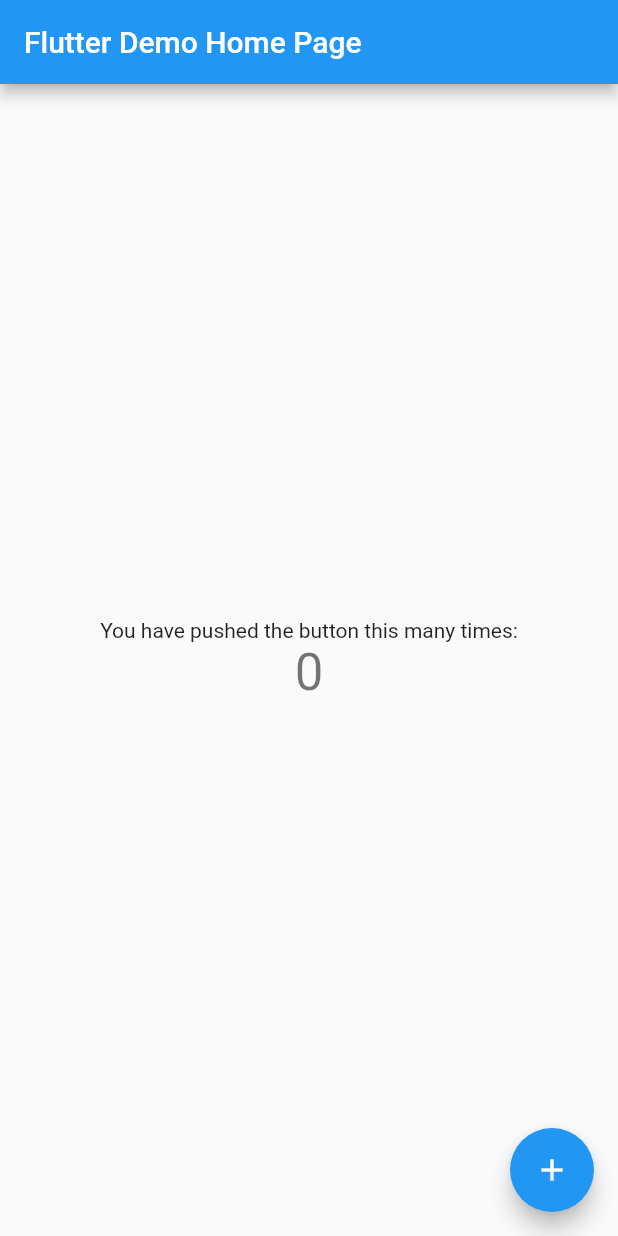
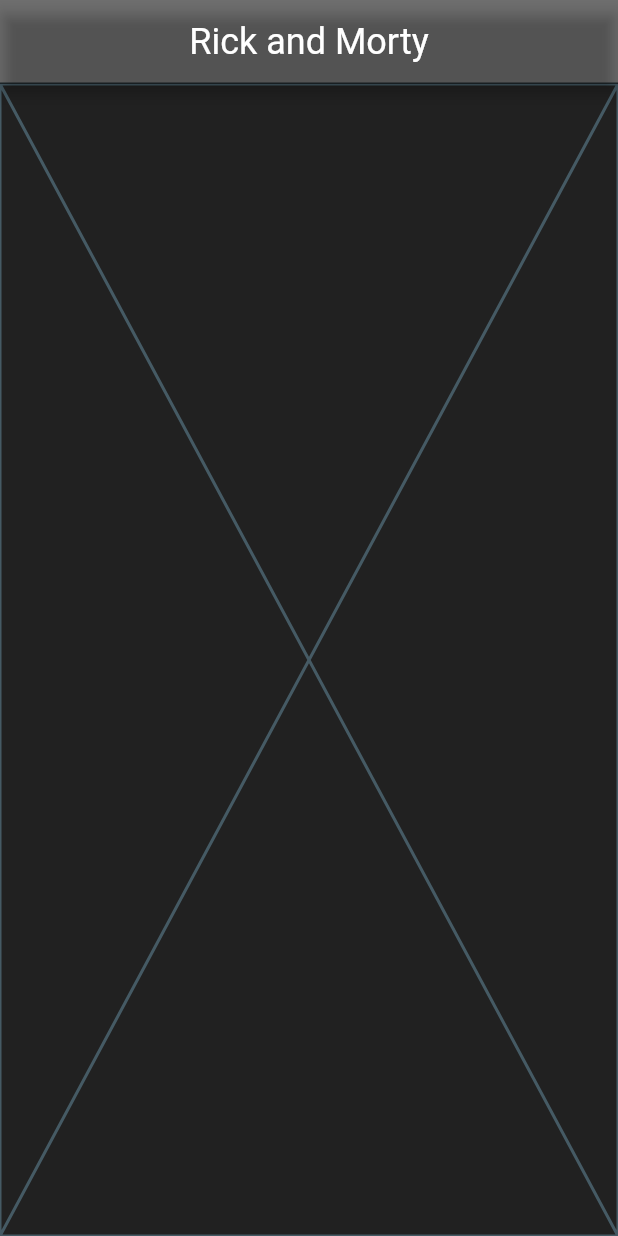
Before and after one commit to Vlad-Shaitanov/Flutter_rick_and_morty_app, a Flutter app: the screen it shows after launch, on a phone screen of 412 x 824 dp. Run offline on Flutter 3.47's test engine with Material 2 defaults, Android fonts, the phone set to English and light mode, and no system bars; our stand-ins replace flutter_bloc, freezed_annotation; Roboto replaces fonts that are missing (Georgia).

```diff
--- /dev/null
+++ b/lib/bloc/character_bloc.dart
@@ -0,0 +1,31 @@
+import 'package:flutter_bloc/flutter_bloc.dart';
+import 'package:freezed_annotation/freezed_annotation.dart';
+import 'package:rick_and_morty_app/data/models/character.dart';
+import 'package:rick_and_morty_app/data/repositories/character_repo.dart';
+
+part 'character_bloc.freezed.dart';
+
+//part 'character_bloc.g.dart';
+part 'character_event.dart';
+
+part 'character_state.dart';
+
+class CharacterBloc extends Bloc<CharacterEvent, CharacterState> {
+  final CharacterRepo characterRepo;
+
+  CharacterBloc({required this.characterRepo})
+      : super(const CharacterState.loading()) {
+    on<CharacterEventFetch>((event, emit) async {
+      emit(const CharacterState.loading());
+
+      try {
+        Character _characterLoaded =
+            await characterRepo.getCharacter(event.page, event.name);
+
+        emit(CharacterState.loaded(characterLoaded: _characterLoaded));
+      } catch (e, st) {
+        emit(const CharacterState.error());
+      }
+    });
+  }
+}
--- /dev/null
+++ b/lib/bloc/character_event.dart
@@ -0,0 +1,9 @@
+part of 'character_bloc.dart';
+
+@freezed
+class CharacterEvent with _$CharacterEvent {
+  const factory CharacterEvent.fetch({
+    required String name,
+    required int page,
+  }) = CharacterEventFetch;
+}
--- /dev/null
+++ b/lib/bloc/character_state.dart
@@ -0,0 +1,8 @@
+part of 'character_bloc.dart';
+
+@freezed
+class CharacterState with _$CharacterState {
+  const factory CharacterState.loading() = CharacterStateLoading;
+  const factory CharacterState.loaded({required Character characterLoaded}) = CharacterStateLoaded;
+  const factory CharacterState.error() = CharacterStateError;
+}
--- a/lib/main.dart
+++ b/lib/main.dart
@@ -1,4 +1,5 @@
 import 'package:flutter/material.dart';
+import 'package:rick_and_morty_app/ui/pages/home_page.dart';
 
 void main() {
   runApp(const MyApp());
@@ -7,110 +8,41 @@ void main() {
 class MyApp extends StatelessWidget {
   const MyApp({super.key});
 
-  // This widget is the root of your application.
   @override
   Widget build(BuildContext context) {
     return MaterialApp(
-      title: 'Flutter Demo',
       debugShowCheckedModeBanner: false,
+      title: "Rick and Morty",
       theme: ThemeData(
-        // This is the theme of your application.
-        //
-        // Try running your application with "flutter run". You'll see the
-        // application has a blue toolbar. Then, without quitting the app, try
-        // changing the primarySwatch below to Colors.green and then invoke
-        // "hot reload" (press "r" in the console where you ran "flutter run",
-        // or simply save your changes to "hot reload" in a Flutter IDE).
-        // Notice that the counter didn't reset back to zero; the application
-        // is not restarted.
-        primarySwatch: Colors.blue,
-      ),
-      home: const MyHomePage(title: 'Flutter Demo Home Page'),
+          brightness: Brightness.light,
+          primaryColor: Colors.black,
+          fontFamily: "Georgia",
+          textTheme: const TextTheme(
+              displayLarge: TextStyle(
+                  fontSize: 50,
+                  fontWeight: FontWeight.bold,
+                  color: Colors.white),
+              displayMedium: TextStyle(
+                  fontSize: 30,
+                  fontWeight: FontWeight.w700,
+                  color: Colors.white),
+              displaySmall: TextStyle(
+                  fontSize: 24.0,
+                  color: Colors.white),
+            bodyMedium: TextStyle(
+                fontSize: 16,
+                fontWeight: FontWeight.w500,
+                color: Colors.white),
+            bodyLarge: TextStyle(
+                fontSize: 12,
+                fontWeight: FontWeight.w200,
+                color: Colors.white),
+            bodySmall: TextStyle(
+                fontSize: 11,
+                fontWeight: FontWeight.w100,
+                color: Colors.grey),
+          )),
+      home: HomePage(title: 'Rick and Morty'),
     );
   }
 }
-
-class MyHomePage extends StatefulWidget {
-  const MyHomePage({super.key, required this.title});
-
-  // This widget is the home page of your application. It is stateful, meaning
-  // that it has a State object (defined below) that contains fields that affect
-  // how it looks.
-
-  // This class is the configuration for the state. It holds the values (in this
-  // case the title) provided by the parent (in this case the App widget) and
-  // used by the build method of the State. Fields in a Widget subclass are
-  // always marked "final".
-
-  final String title;
-
-  @override
-  State<MyHomePage> createState() => _MyHomePageState();
-}
-
-class _MyHomePageState extends State<MyHomePage> {
-  int _counter = 0;
-
-  void _incrementCounter() {
-    setState(() {
-      // This call to setState tells the Flutter framework that something has
-      // changed in this State, which causes it to rerun the build method below
-      // so that the display can reflect the updated values. If we changed
-      // _counter without calling setState(), then the build method would not be
-      // called again, and so nothing would appear to happen.
-      _counter++;
-    });
-  }
-
-  @override
-  Widget build(BuildContext context) {
-    // This method is rerun every time setState is called, for instance as done
-    // by the _incrementCounter method above.
-    //
-    // The Flutter framework has been optimized to make rerunning build methods
-    // fast, so that you can just rebuild anything that needs updating rather
-    // than having to individually change instances of widgets.
-    return Scaffold(
-      appBar: AppBar(
-        // Here we take the value from the MyHomePage object that was created by
-        // the App.build method, and use it to set our appbar title.
-        title: Text(widget.title),
-      ),
-      body: Center(
-        // Center is a layout widget. It takes a single child and positions it
-        // in the middle of the parent.
-        child: Column(
-          // Column is also a layout widget. It takes a list of children and
-          // arranges them vertically. By default, it sizes itself to fit its
-          // children horizontally, and tries to be as tall as its parent.
-          //
-          // Invoke "debug painting" (press "p" in the console, choose the
-          // "Toggle Debug Paint" action from the Flutter Inspector in Android
-          // Studio, or the "Toggle Debug Paint" command in Visual Studio Code)
-          // to see the wireframe for each widget.
-          //
-          // Column has various properties to control how it sizes itself and
-          // how it positions its children. Here we use mainAxisAlignment to
-          // center the children vertically; the main axis here is the vertical
-          // axis because Columns are vertical (the cross axis would be
-          // horizontal).
-          mainAxisAlignment: MainAxisAlignment.center,
-          children: <Widget>[
-            const Text(
-              'You have pushed the button this many times:',
-            ),
-            Text(
-              '$_counter',
-              style: Theme.of(context).textTheme.headlineMedium,
-            ),
-          ],
-        ),
-      ),
-      floatingActionButton: FloatingActionButton(
-        onPressed: _incrementCounter,
-        tooltip: 'Increment',
-        child: const Icon(Icons.add),
-      ), // This trailing comma makes auto-formatting nicer for build methods.
-    );
-  }
-}
--- /dev/null
+++ b/lib/ui/pages/home_page.dart
@@ -0,0 +1,33 @@
+import 'package:flutter/material.dart';
+import 'package:flutter_bloc/flutter_bloc.dart';
+import 'package:rick_and_morty_app/bloc/character_bloc.dart';
+import 'package:rick_and_morty_app/data/repositories/character_repo.dart';
+import 'package:rick_and_morty_app/ui/pages/search_page.dart';
+
+class HomePage extends StatelessWidget {
+  HomePage({super.key, required this.title});
+
+  final String title;
+  final repository = CharacterRepo();
+
+  @override
+  Widget build(BuildContext context) {
+    return Scaffold(
+      appBar: AppBar(
+        backgroundColor: Colors.black54,
+        centerTitle: true,
+        title: Text(
+          title,
+          style: Theme.of(context).textTheme.headline3,
+        ),
+      ),
+      body: BlocProvider(
+        create: (context) => CharacterBloc(characterRepo: repository),
+        child: Container(
+          decoration: const BoxDecoration(color: Colors.black87),
+          child: const SearchPage(),
+        ),
+      ),
+    );
+  }
+}
--- /dev/null
+++ b/lib/ui/pages/search_page.dart
@@ -0,0 +1,15 @@
+import 'package:flutter/material.dart';
+
+class SearchPage extends StatefulWidget {
+  const SearchPage({super.key});
+
+  @override
+  State<SearchPage> createState() => _SearchPageState();
+}
+
+class _SearchPageState extends State<SearchPage> {
+  @override
+  Widget build(BuildContext context) {
+    return const Placeholder();
+  }
+}
--- a/pubspec.yaml
+++ b/pubspec.yaml
@@ -38,6 +38,8 @@ dependencies:
   cupertino_icons: ^1.0.2
   freezed_annotation: ^2.4.1
   json_annotation: ^4.8.1
+  http: ^0.13.4
+  flutter_bloc: ^8.1.3
 
 dev_dependencies:
   flutter_test:
@@ -45,7 +47,6 @@ dev_dependencies:
   freezed: ^2.4.1
   build_runner:
   json_serializable: ^6.6.0
-  http: ^0.13.4
 
   # The "flutter_lints" package below contains a set of recommended lints to
   # encourage good coding practices. The lint set provided by the package is
```
Also changed, not shown: lib/bloc/character_bloc.freezed.dart (added), pubspec.lock.
